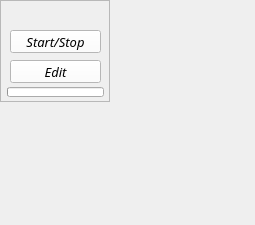
Qt form superboucle/cell_ui.ui (zigmhount/SpinTool_zig) before a commit.
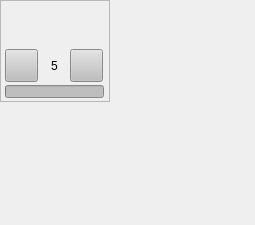
The same form after that commit. Icons and pictures are not drawn.

```diff
--- a/superboucle/cell_ui.ui
+++ b/superboucle/cell_ui.ui
@@ -47,7 +47,7 @@
    </property>
    <property name="styleSheet">
     <string notr="true">#frame {border: 0px;
-	background-color: rgb(210, 210, 210);
+	background-color: rgb(190, 190, 190);
 border-radius: 10px;}</string>
    </property>
    <property name="frameShape">
@@ -59,16 +59,16 @@
    <widget class="QLabel" name="clip_name">
     <property name="geometry">
      <rect>
-      <x>5</x>
-      <y>6</y>
-      <width>102</width>
-      <height>20</height>
+      <x>3</x>
+      <y>2</y>
+      <width>105</width>
+      <height>46</height>
      </rect>
     </property>
     <property name="font">
      <font>
       <family>Noto Sans</family>
-      <pointsize>10</pointsize>
+      <pointsize>13</pointsize>
       <weight>75</weight>
       <italic>false</italic>
       <bold>true</bold>
@@ -85,18 +85,22 @@
     <property name="alignment">
      <set>Qt::AlignCenter</set>
     </property>
+    <property name="wordWrap">
+     <bool>true</bool>
+    </property>
    </widget>
    <widget class="QProgressBar" name="clip_position">
     <property name="geometry">
      <rect>
-      <x>7</x>
-      <y>87</y>
-      <width>97</width>
-      <height>10</height>
+      <x>5</x>
+      <y>85</y>
+      <width>99</width>
+      <height>13</height>
      </rect>
     </property>
     <property name="styleSheet">
-     <string notr="true">color: rgb(0, 85, 255);</string>
+     <string notr="true">color: rgb(0, 85, 255);
+background-color: rgb(190, 190, 190);</string>
     </property>
     <property name="maximum">
      <number>97</number>
@@ -111,10 +115,10 @@
    <widget class="QPushButton" name="edit">
     <property name="geometry">
      <rect>
-      <x>10</x>
-      <y>60</y>
-      <width>91</width>
-      <height>23</height>
+      <x>70</x>
+      <y>49</y>
+      <width>33</width>
+      <height>33</height>
      </rect>
     </property>
     <property name="font">
@@ -132,11 +136,21 @@
     <property name="styleSheet">
      <string notr="true">font: italic 10pt &quot;Noto Sans&quot;;
 color: rgb(0, 0, 0);
-background-color: rgb(255, 255, 255);
+background-color: rgb(190, 190, 190);
 text-align: center;</string>
     </property>
     <property name="text">
-     <string>Edit</string>
+     <string/>
+    </property>
+    <property name="icon">
+     <iconset resource="gui.qrc">
+      <normaloff>:/icons/icons/clip-add.png</normaloff>:/icons/icons/clip-add.png</iconset>
+    </property>
+    <property name="iconSize">
+     <size>
+      <width>35</width>
+      <height>35</height>
+     </size>
     </property>
     <property name="autoDefault">
      <bool>false</bool>
@@ -151,10 +165,10 @@
    <widget class="QPushButton" name="start_stop">
     <property name="geometry">
      <rect>
-      <x>10</x>
-      <y>30</y>
-      <width>91</width>
-      <height>23</height>
+      <x>5</x>
+      <y>49</y>
+      <width>33</width>
+      <height>33</height>
      </rect>
     </property>
     <property name="font">
@@ -171,12 +185,41 @@
     </property>
     <property name="styleSheet">
      <string notr="true">font: italic 10pt &quot;Noto Sans&quot;;
-background-color: rgb(255, 255, 255);
+background-color: rgb(190, 190, 190);
 color: rgb(0, 0, 0);
 text-align: center;</string>
     </property>
     <property name="text">
-     <string>Start/Stop</string>
+     <string/>
+    </property>
+    <property name="icon">
+     <iconset resource="gui.qrc">
+      <normaloff>:/icons/icons/clip-start-stop.png</normaloff>:/icons/icons/clip-start-stop.png</iconset>
+    </property>
+    <property name="iconSize">
+     <size>
+      <width>27</width>
+      <height>27</height>
+     </size>
+    </property>
+   </widget>
+   <widget class="QLabel" name="labelVolume">
+    <property name="geometry">
+     <rect>
+      <x>38</x>
+      <y>49</y>
+      <width>33</width>
+      <height>33</height>
+     </rect>
+    </property>
+    <property name="styleSheet">
+     <string notr="true">font: bold 11pt &quot;Noto Sans&quot;;</string>
+    </property>
+    <property name="text">
+     <string>5</string>
+    </property>
+    <property name="alignment">
+     <set>Qt::AlignCenter</set>
     </property>
    </widget>
   </widget>
```
Left out of the diff: 9 changed lines with no effect on the pictures.
